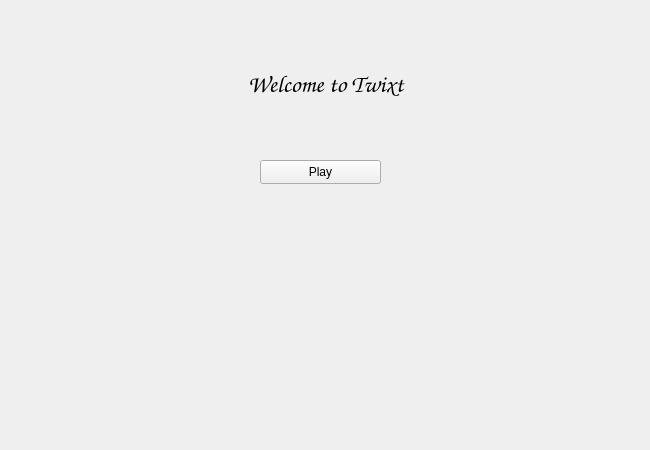
This is Qt-ui/mainmenuwidget.ui in onisimm/Cookie-Byte-10LF323 as Qt 5 draws it before an edit. The edited form follows.
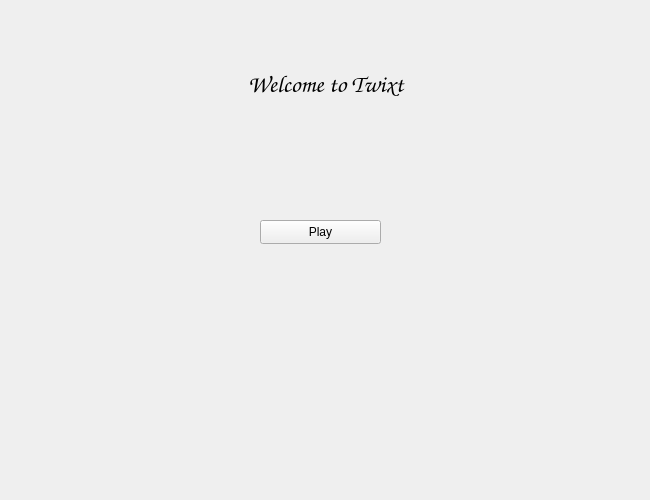
This is the edited form.

```diff
--- a/Qt-ui/mainmenuwidget.ui
+++ b/Qt-ui/mainmenuwidget.ui
@@ -7,7 +7,7 @@
     <x>0</x>
     <y>0</y>
     <width>650</width>
-    <height>450</height>
+    <height>500</height>
    </rect>
   </property>
   <property name="windowTitle">
@@ -39,7 +39,7 @@
    <property name="geometry">
     <rect>
      <x>260</x>
-     <y>160</y>
+     <y>220</y>
      <width>121</width>
      <height>24</height>
     </rect>
```
